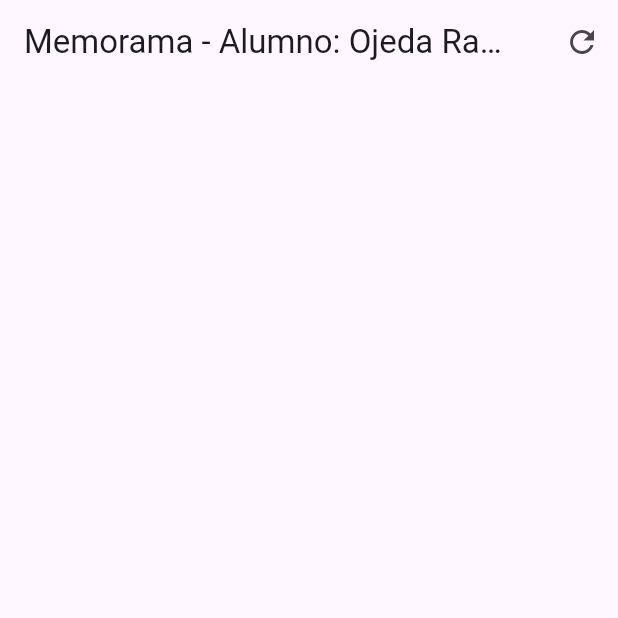
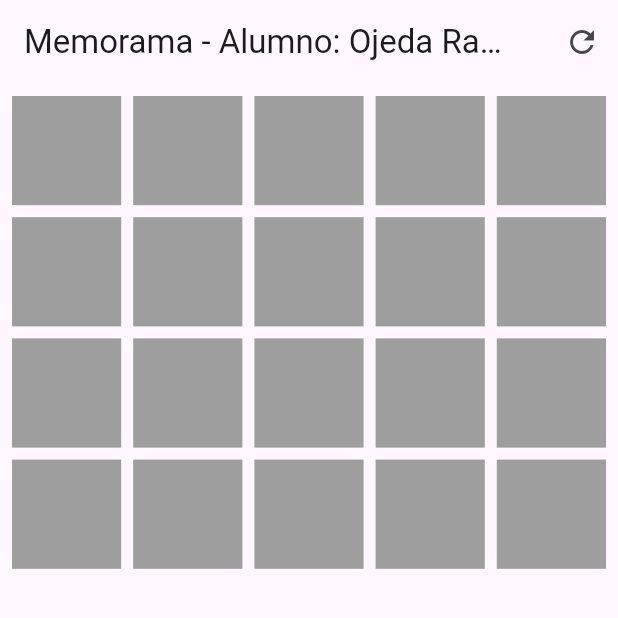
Before and after one commit to Fundamentos-Moviles/exameni-NatanOjeda, a Flutter app: the screen it shows after launch, on a phone screen of 412 x 824 dp, the top half of it. Run offline on Flutter 3.47's test engine with Material 3 defaults, Android fonts, the phone set to English and light mode, and no system bars.

Commit message:
Add body
Agregue la ultima implementación para que funcione el programa, creando la cuadricula haciendo uso del GridView, además de añadir la funcionalidad de On tap para cada cuadro al ser seleccionado, llamando a la función de tocar botón

```diff
--- a/lib/memorama.dart
+++ b/lib/memorama.dart
@@ -115,6 +115,25 @@ class _MemoramaState extends State<Memorama> {
           )
         ],
       ),
+      body: Padding(
+        padding: const EdgeInsets.all(8.0),
+        child: GridView.builder(
+          gridDelegate: SliverGridDelegateWithFixedCrossAxisCount(
+            crossAxisCount: columnas,
+            crossAxisSpacing: 8,
+            mainAxisSpacing: 8,
+          ),
+          itemCount: totalCuadros,
+          itemBuilder: (context, index) {
+            return GestureDetector(
+              onTap: () => tocarCuadro(index),
+              child: Container(
+                color: visibles[index] ? colores[index] : gris,
+              ),
+            );
+          },
+        ),
+      ),
     );
   }
 }
```
